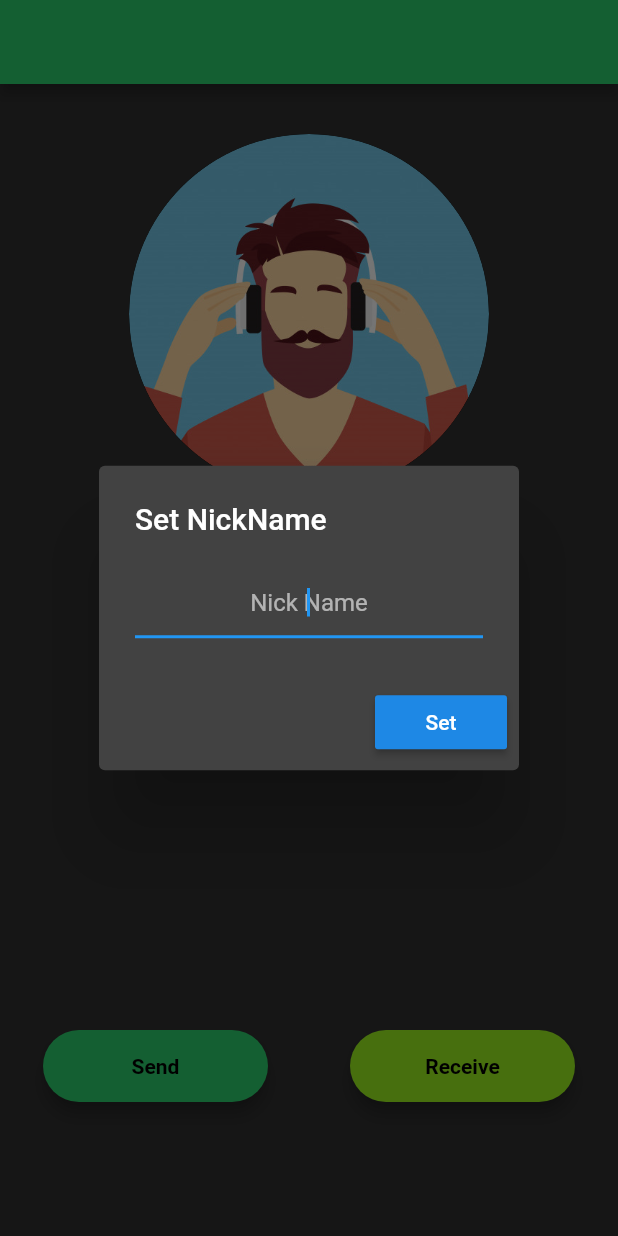
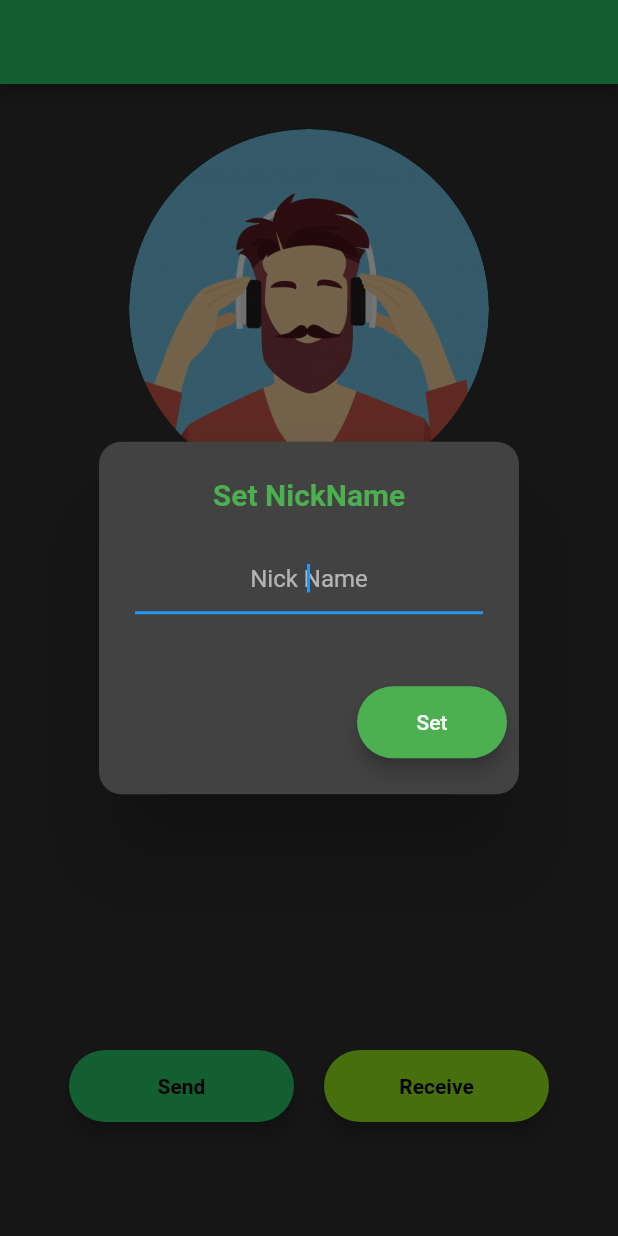
Before and after one commit to ikp-773/Cend, a Flutter app: the screen it shows after launch, after a tap on an icon or button, on a phone screen of 412 x 824 dp. Run offline on Flutter 3.47's test engine with Material 2 defaults, Android fonts, the phone set to English and light mode, and no system bars; our stand-ins replace file_picker, shared_preferences; missing offline and left inert: circular_reveal_animation, nearby_connections.

Commit message:
UI update

```diff
--- a/lib/Screen/homeScreen.dart
+++ b/lib/Screen/homeScreen.dart
@@ -24,7 +24,7 @@ class HomeScreen extends StatelessWidget {
             bottom: 70,
           ),
           child: Column(
-            mainAxisAlignment: MainAxisAlignment.spaceEvenly,
+            mainAxisAlignment: MainAxisAlignment.start,
             children: <Widget>[
               Flexible(
                 child: GestureDetector(
@@ -57,12 +57,14 @@ class HomeScreen extends StatelessWidget {
                 height: 15,
               ),
               UserNameWidget(),
-              Flexible(
-                  child: SizedBox(
-                height: 1500,
-              )),
-              Row(
-                mainAxisAlignment: MainAxisAlignment.spaceAround,
+            ],
+          ),
+        ),
+      ),
+      bottomNavigationBar: Container(
+        height: 200,
+        child: Row(
+          mainAxisAlignment: MainAxisAlignment.center,
           children: <Widget>[
             RoundedButton(
               color: Color(0xFF2BCF6C),
@@ -78,9 +80,6 @@ class HomeScreen extends StatelessWidget {
               onPressed: onClickReceive,
             ),
           ],
-              ),
-            ],
-          ),
         ),
       ),
     );
--- a/lib/Screen/receiveScreen.dart
+++ b/lib/Screen/receiveScreen.dart
@@ -4,7 +4,6 @@ import '../user.dart';
 import '../global.dart';
 import 'package:nearby_connections/nearby_connections.dart';
 import '../buttons.dart';
-import 'package:fancy_dialog/fancy_dialog.dart';
 import '../appBar.dart';
 
 class ReceiveScreen extends StatefulWidget {
--- a/lib/main.dart
+++ b/lib/main.dart
@@ -1,4 +1,4 @@
-import 'package:cend/avatar.dart';
+import 'avatar.dart';
 import 'package:flutter/services.dart';
 import 'package:flutter/material.dart';
 import 'endpoints.dart';
@@ -42,6 +42,7 @@ class MyApp extends StatelessWidget {
         title: 'Cend',
         theme: ThemeData.dark().copyWith(
           primaryColor: Color(0xFF2BCF6C),
+          accentColor: Colors.lightGreenAccent,
         ),
         navigatorKey: Router.navKey,
         initialRoute: Router.splash,
--- a/lib/usernameCard.dart
+++ b/lib/usernameCard.dart
@@ -2,6 +2,7 @@ import 'package:flutter/material.dart';
 import 'user.dart';
 import 'package:provider/provider.dart';
 import 'global.dart';
+import 'buttons.dart';
 
 class UserNameWidget extends StatelessWidget {
   @override
@@ -14,7 +15,17 @@ class UserNameWidget extends StatelessWidget {
           context: context,
           builder: (context) {
             return AlertDialog(
-              title: Text("Set NickName"),
+              shape: RoundedRectangleBorder(
+                borderRadius: BorderRadius.all(Radius.circular(15)),
+              ),
+              title: Text(
+                "Set NickName",
+                style: TextStyle(
+                  fontWeight: FontWeight.bold,
+                  color: Colors.green,
+                ),
+                textAlign: TextAlign.center,
+              ),
               content: TextField(
                 controller: textController,
                 decoration: InputDecoration(
@@ -24,8 +35,9 @@ class UserNameWidget extends StatelessWidget {
                 textAlign: TextAlign.center,
               ),
               actions: <Widget>[
-                RaisedButton(
-                  child: Text(
+                ReceiveButton(
+                  color: Colors.green,
+                  text: Text(
                     "Set",
                     style: TextStyle(color: Colors.white),
                   ),
@@ -34,7 +46,7 @@ class UserNameWidget extends StatelessWidget {
                       getP<User>().nickName = textController.text.trim();
                       Prefs.preferences.setString(
                           Prefs.nickName, textController.text.trim());
-                      Router.navigator.pop(); // pop alertdialog
+                      Router.navigator.pop();
                     }
                   },
                 )
--- a/pubspec.yaml
+++ b/pubspec.yaml
@@ -1,5 +1,5 @@
-name: cend
-description: An application to share data via wifi.
+name: Cend
+description: An application to share data between phones.
 
 publish_to: 'none'
 
@@ -20,7 +20,6 @@ dependencies:
   nearby_connections: ^1.1.1+1
   fancy_dialog: ^1.0.3
   animated_splash_screen: ^1.0.0+1
-  rich_alert: ^0.1.32
 
 dev_dependencies:
   flutter_test:
```
Also changed, not shown: lib/Screen/sendScreen.dart (+44 -8 lines), lib/elementTile.dart (+9 -2 lines), pubspec.lock, 1 other file. Lines whose indentation alone changed are shown as unchanged.
